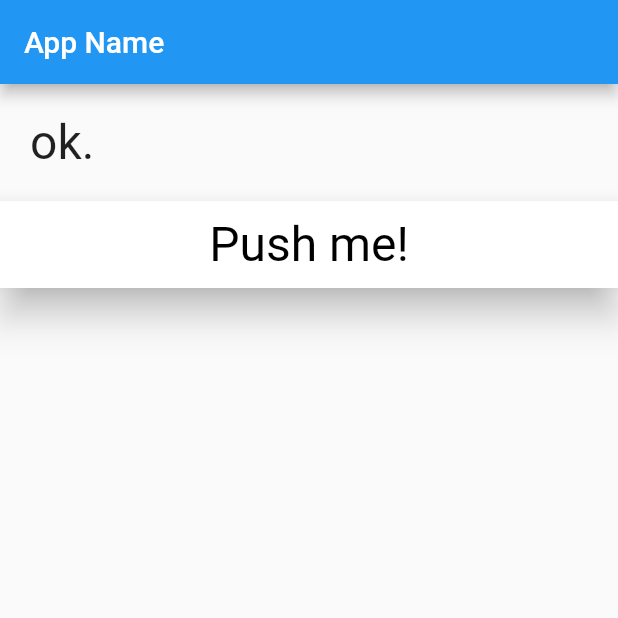
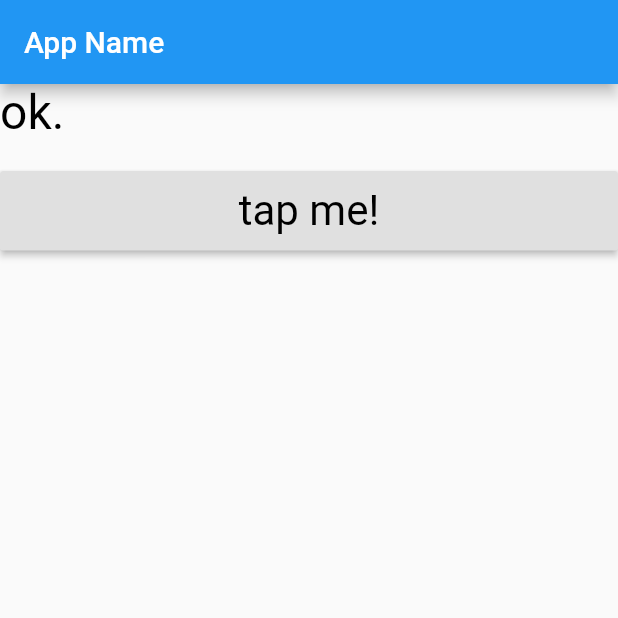
Before and after one commit to urayusuke/flutter_app, a Flutter app: the screen it shows after launch, on a phone screen of 412 x 824 dp, the top half of it. Run offline on Flutter 3.47's test engine with Material 2 defaults, Android fonts, the phone set to English and light mode, and no system bars.

Commit message:
main update

```diff
--- a/lib/main.dart
+++ b/lib/main.dart
@@ -27,8 +27,7 @@ class MyHomePage extends StatefulWidget {
 }
 
 class _MyHomePageState extends State<MyHomePage> {
-  var _message;
-  static var _janken = <String>['グー', 'チョキ', 'パー'];
+  String _message;
 
   @override
   void initState() {
@@ -42,45 +41,71 @@ class _MyHomePageState extends State<MyHomePage> {
       appBar: AppBar(
         title: Text('App Name'),
       ),
-      body: Center(
-        child: Column(
+      body: Column(
           mainAxisAlignment: MainAxisAlignment.start,
           mainAxisSize: MainAxisSize.max,
           crossAxisAlignment: CrossAxisAlignment.stretch,
           children: <Widget>[
-              Padding(
-                padding: EdgeInsets.all(20.0),
-                child: Text(
+            Text(
               _message,
-                  style: TextStyle(
-                      fontSize: 32.0,
-                      fontWeight: FontWeight.w400,
-                      fontFamily: "Roboto"),
-                ),
-              ),
-              RawMaterialButton(
-                fillColor: Colors.white,
-                highlightColor: Colors.red,
-                elevation: 10.0,
-                padding: EdgeInsets.all(10.0),
-                child: Text(
-                  "Push me!",
               style: TextStyle(
                   fontSize: 32.0,
                   color: const Color(0xFF000000),
                   fontWeight: FontWeight.w400,
                   fontFamily: "Roboto"),
             ),
+            Padding(
+              padding: const EdgeInsets.all(10.0),
+            ),
+            RaisedButton(
               onPressed: buttonPressed,
+              padding: EdgeInsets.all(10.0),
+              child: Text(
+                "tap me!",
+                style: TextStyle(
+                    fontSize: 28.0,
+                    color: const Color(0xFF000000),
+                    fontWeight: FontWeight.w400,
+                    fontFamily: "Roboto"),
+              ),
             ),
           ]),
-      ),
     );
   }
 
   void buttonPressed() {
+    showModalBottomSheet(
+      context: context,
+      builder: (BuildContext context) => Column(
+        children: <Widget>[
+          Text('This is Modal Bottom Sheet!',
+              style: TextStyle(
+                fontSize: 24.0,
+                fontWeight: FontWeight.w300,
+                color: Colors.black,
+              )),
+          Padding(
+            padding: EdgeInsets.all(10.0),
+          ),
+          FlatButton(
+            onPressed: () => Navigator.pop<String>(context, 'Close'),
+            child: const Text(
+              'Close',
+              style: TextStyle(
+                fontSize: 24.0,
+                fontWeight: FontWeight.w400,
+                color: Colors.cyan,
+              ),
+            ),
+          ),
+        ],
+      ),
+    ).then<void>((value) => resultAlert(value));
+  }
+
+  void resultAlert(String value) {
     setState(() {
-      _message = (_janken..shuffle()).first;
+      _message = 'selected: $value';
     });
   }
 }
```
Lines whose indentation alone changed are shown as unchanged.
